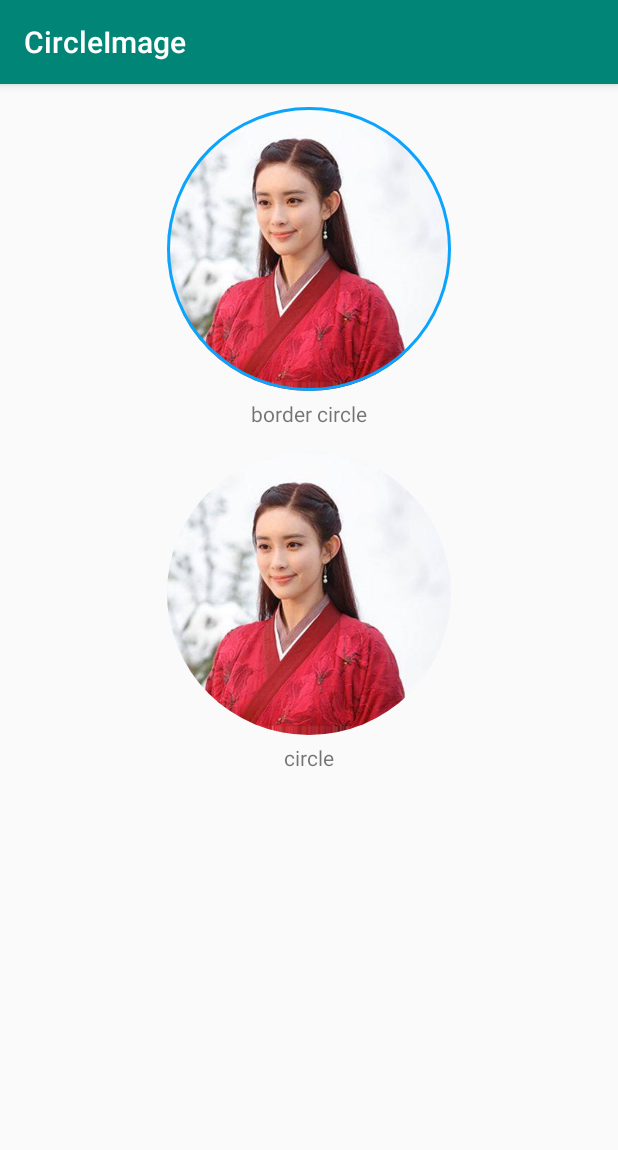
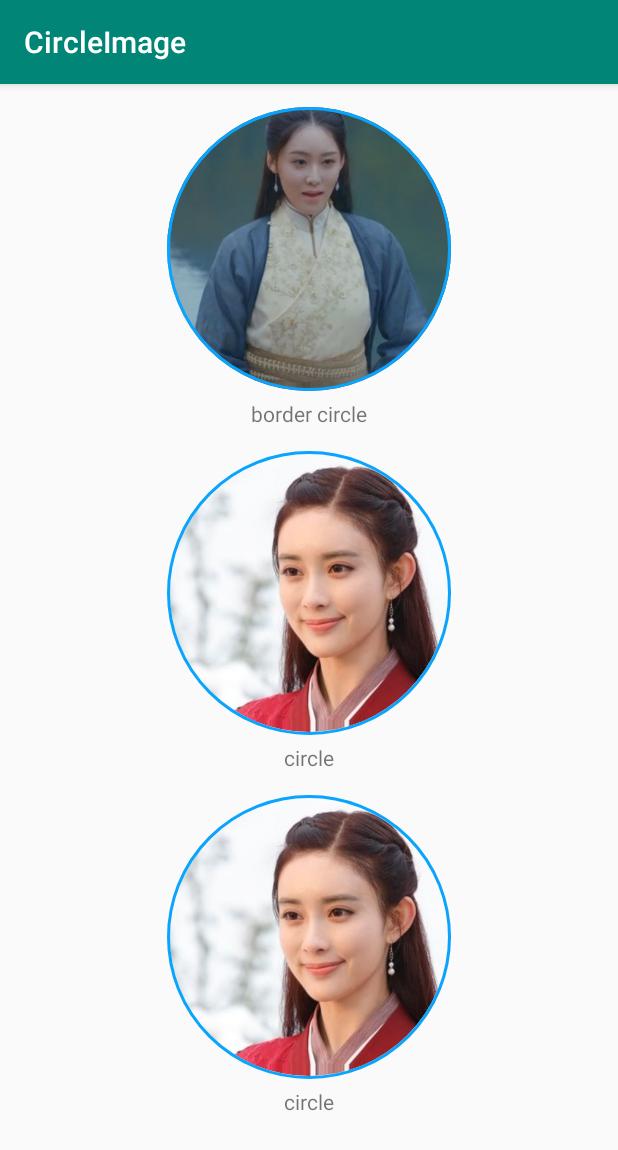
Before and after one commit to xiexiang89/AndroidWidgets, an Android app: the CircleImageActivity screen opened directly, with no data from a screen before it, on a phone screen of 412 x 824 dp. Shown: the top 1150 px of the screen. Run offline under Robolectric (Android 15) with nearby library versions, the phone set to English and light mode, and no system bars; our stand-ins replace CircleImageView.

Commit message:
update image

```diff
--- a/app/src/main/res/layout/circle_image_activity.xml
+++ b/app/src/main/res/layout/circle_image_activity.xml
@@ -15,7 +15,7 @@
             android:layout_width="200dp"
             android:layout_height="200dp"
             android:layout_gravity="center"
-            android:src="@drawable/test"
+            android:src="@drawable/qishijie"
             android:padding="5dp"
             app:borderSize="@dimen/default_circle_border_size"
             app:borderOverly="true"/>
@@ -34,7 +34,26 @@
             android:layout_width="200dp"
             android:layout_height="200dp"
             android:layout_gravity="center"
-            android:src="@drawable/test"
+            android:src="@drawable/yehongyu"
+            app:borderSize="@dimen/default_circle_border_size"
+            android:padding="5dp"/>
+        <TextView
+            android:layout_width="wrap_content"
+            android:layout_height="wrap_content"
+            android:text="circle"/>
+    </LinearLayout>
+    <LinearLayout
+        android:orientation="vertical"
+        android:layout_width="wrap_content"
+        android:layout_height="wrap_content"
+        android:gravity="center"
+        android:layout_marginTop="10dp">
+        <com.edgar.widget.CircleImageView
+            android:layout_width="200dp"
+            android:layout_height="200dp"
+            android:layout_gravity="center"
+            android:src="@drawable/yehongyu"
+            app:borderSize="@dimen/default_circle_border_size"
             android:padding="5dp"/>
         <TextView
             android:layout_width="wrap_content"
```
Also changed, not shown: app/src/main/res/drawable/qishijie.png (added), app/src/main/res/drawable/test.jpg (deleted), app/src/main/res/drawable/yehongyu.png (added).
